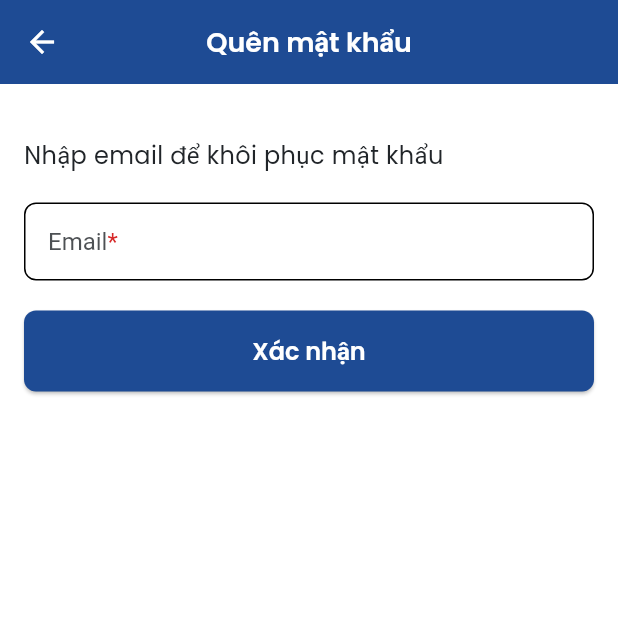
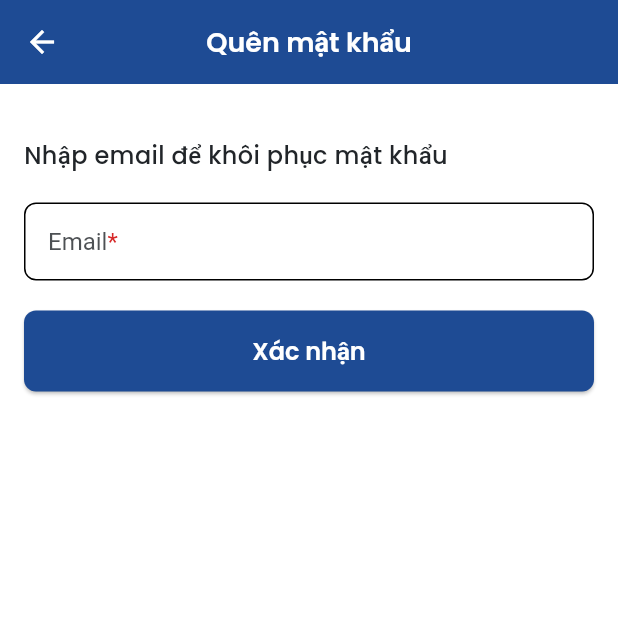
Before and after one commit to DOAN-K16-FIT-HAUI/TranDucLuong, a Flutter app: the RegisterScreen screen opened by its route, after a tap on the "arrow back" icon, after a tap on "Đăng nhập", after a tap on "Quên mật khẩu?", on a phone screen of 412 x 824 dp, the top half of it. Run offline on Flutter 3.47's test engine with Material 3 defaults, Android fonts, the phone set to English and light mode, and no system bars; our stand-ins replace bloc, cloud_firestore, equatable, firebase_auth, firebase_core, firebase_messaging and 8 more; missing offline and left inert: flutter_facebook_auth; accounts and stored records are empty; generated files the repository leaves out were written again.

Commit message:
[feat] Update theme for login, register, forgot password; Change indicatorLoading in wallet_screen

```diff
--- a/lib/blocs/wallet/wallet_bloc.dart
+++ b/lib/blocs/wallet/wallet_bloc.dart
@@ -2,7 +2,7 @@ import 'package:bloc/bloc.dart';
 import 'package:finance_app/data/models/wallet.dart';
 import 'package:finance_app/data/repositories/wallet_repository.dart';
 import 'package:flutter/material.dart';
-import 'package:flutter_gen/gen_l10n/app_localizations.dart'; // Thêm để dùng l10n
+import 'package:flutter_gen/gen_l10n/app_localizations.dart';
 import 'wallet_event.dart';
 import 'wallet_state.dart';
 
@@ -22,6 +22,7 @@ class WalletBloc extends Bloc<WalletEvent, WalletState> {
   }
 
   Future<void> _onLoadWallets(LoadWallets event, Emitter<WalletState> emit) async {
+    emit(state.copyWith(isLoading: true)); // Bắt đầu loading
     try {
       final allWallets = await walletRepository.getWallets();
       debugPrint("Loaded wallets: ${allWallets.length}");
@@ -31,6 +32,8 @@ class WalletBloc extends Bloc<WalletEvent, WalletState> {
         investmentWallets: allWallets.where((w) => w.type == 2).toList(),
         searchQuery: '',
         isSearching: false,
+        isLoading: false, // Kết thúc loading
+        error: null,
       ));
     } catch (e) {
       debugPrint("Error in Bloc loading wallets: $e");
@@ -38,6 +41,7 @@ class WalletBloc extends Bloc<WalletEvent, WalletState> {
         wallets: [],
         savingsWallets: [],
         investmentWallets: [],
+        isLoading: false, // Kết thúc loading ngay cả khi lỗi
         error: (context) => AppLocalizations.of(context)!.errorLoadingWallets,
       ));
     }
--- a/lib/blocs/wallet/wallet_state.dart
+++ b/lib/blocs/wallet/wallet_state.dart
@@ -8,6 +8,7 @@ class WalletState {
   final int selectedTab;
   final String searchQuery;
   final bool isSearching;
+  final bool isLoading; // Thêm isLoading
   final String Function(BuildContext)? error;
 
   WalletState({
@@ -17,6 +18,7 @@ class WalletState {
     this.selectedTab = 0,
     this.searchQuery = '',
     this.isSearching = false,
+    this.isLoading = false, // Khởi tạo isLoading
     this.error,
   });
 
@@ -27,6 +29,7 @@ class WalletState {
     int? selectedTab,
     String? searchQuery,
     bool? isSearching,
+    bool? isLoading, // Thêm vào copyWith
     String Function(BuildContext)? error,
   }) {
     return WalletState(
@@ -36,6 +39,7 @@ class WalletState {
       selectedTab: selectedTab ?? this.selectedTab,
       searchQuery: searchQuery ?? this.searchQuery,
       isSearching: isSearching ?? this.isSearching,
+      isLoading: isLoading ?? this.isLoading, // Cập nhật isLoading
       error: error ?? this.error,
     );
   }
--- a/lib/screens/account/account_screen.dart
+++ b/lib/screens/account/account_screen.dart
@@ -330,8 +330,7 @@ class AccountScreen extends StatelessWidget {
           backgroundImage:
               state.user.photoUrl != null
                   ? NetworkImage(state.user.photoUrl!)
-                  : const AssetImage('assets/images/default_avatar.png')
-                      as ImageProvider,
+                  : AssetImage('assets/images/default_avatar.jpg'),
         ),
         title: Text(
           state.user.displayName ?? 'Người dùng',
--- a/lib/screens/app_notification/notification_screen.dart
+++ b/lib/screens/app_notification/notification_screen.dart
@@ -8,6 +8,7 @@ import 'package:finance_app/data/repositories/notification_repository.dart';
 import 'package:finance_app/data/services/firebase_messaging_service.dart';
 import 'package:finance_app/utils/common_widget/app_bar_tab_bar.dart';
 import 'package:finance_app/utils/common_widget/lists_cards.dart';
+import 'package:finance_app/utils/common_widget/utility_widgets.dart';
 import 'package:flutter/material.dart';
 import 'package:flutter_bloc/flutter_bloc.dart';
 import 'package:google_fonts/google_fonts.dart';
@@ -49,7 +50,7 @@ class NotificationScreen extends StatelessWidget {
         body: BlocBuilder<NotificationBloc, NotificationState>(
           builder: (context, state) {
             if (!state.isInitialized) {
-              return const Center(child: CircularProgressIndicator());
+              return Center(child: UtilityWidgets.buildLoadingIndicator(context: context));
             }
             if (state.notifications.isEmpty) {
               return Center(
--- a/lib/screens/auth/forgot_password_screen.dart
+++ b/lib/screens/auth/forgot_password_screen.dart
@@ -9,7 +9,7 @@ import 'package:finance_app/utils/common_widget/input_fields.dart';
 import 'package:finance_app/utils/common_widget/utility_widgets.dart';
 import 'package:flutter/material.dart';
 import 'package:flutter_bloc/flutter_bloc.dart';
-import 'package:flutter_gen/gen_l10n/app_localizations.dart'; // Thêm import l10n
+import 'package:flutter_gen/gen_l10n/app_localizations.dart';
 
 class ForgotPasswordScreen extends StatefulWidget {
   const ForgotPasswordScreen({super.key});
@@ -38,14 +38,15 @@ class ForgotPasswordScreenState extends State<ForgotPasswordScreen> {
 
   @override
   Widget build(BuildContext context) {
-    final l10n = AppLocalizations.of(context)!; // Lấy l10n
+    final l10n = AppLocalizations.of(context)!;
     return Scaffold(
-      backgroundColor: AppTheme.lightTheme.colorScheme.surface,
+      backgroundColor: Theme.of(context).colorScheme.surface,
       appBar: AppBarTabBar.buildAppBar(
         context: context,
-        title: l10n.forgotPasswordTitle, // Sử dụng l10n
+        title: l10n.forgotPasswordTitle,
         showBackButton: true,
         onBackPressed: () => AppRoutes.navigateToLogin(context),
+        backgroundColor: Theme.of(context).colorScheme.primaryContainer,
       ),
       body: BlocListener<AuthBloc, AuthState>(
         listener: (context, state) {
@@ -58,7 +59,7 @@ class ForgotPasswordScreenState extends State<ForgotPasswordScreen> {
           }
         },
         child: Container(
-          color: AppTheme.lightTheme.colorScheme.surface,
+          color: Theme.of(context).colorScheme.surface,
           padding: const EdgeInsets.all(16.0),
           child: Form(
             key: _formKey,
@@ -67,10 +68,11 @@ class ForgotPasswordScreenState extends State<ForgotPasswordScreen> {
               children: [
                 const SizedBox(height: 20),
                 Text(
-                  l10n.enterEmailToResetPassword, // Sử dụng l10n
+                  l10n.enterEmailToResetPassword,
                   style: TextStyle(
                     fontSize: 16,
-                    color: AppTheme.lightTheme.colorScheme.onSurface,
+                    fontWeight: FontWeight.w500,
+                    color: Theme.of(context).colorScheme.onSurface,
                   ),
                 ),
                 const SizedBox(height: 20),
@@ -78,7 +80,7 @@ class ForgotPasswordScreenState extends State<ForgotPasswordScreen> {
                 const SizedBox(height: 20),
                 Buttons.buildSubmitButton(
                   context,
-                  l10n.confirm, // Sử dụng l10n
+                  l10n.confirm,
                   _resetPassword,
                 ),
               ],
@@ -93,28 +95,30 @@ class ForgotPasswordScreenState extends State<ForgotPasswordScreen> {
     showDialog(
       context: context,
       barrierDismissible: false,
-      builder: (_) => const Center(child: CircularProgressIndicator()),
+      builder: (_) => Center(
+        child: UtilityWidgets.buildLoadingIndicator(context: context),
+      ),
     );
   }
 
   void _handleAuthInitial(BuildContext context) {
-    final l10n = AppLocalizations.of(context)!; // Lấy l10n trong hàm
+    final l10n = AppLocalizations.of(context)!;
     Navigator.of(context, rootNavigator: true).pop();
     UtilityWidgets.showCustomSnackBar(
       context: context,
       message: l10n.passwordResetRequestSent,
-      backgroundColor: AppTheme.lightTheme.colorScheme.primary,
+      backgroundColor: AppTheme.incomeColor,
     );
     AppRoutes.navigateToLogin(context);
   }
 
   void _handleAuthFailure(BuildContext context, String Function(BuildContext) error) {
-    final l10n = AppLocalizations.of(context)!; // Lấy l10n trong hàm
+    final l10n = AppLocalizations.of(context)!;
     Navigator.of(context, rootNavigator: true).pop();
     UtilityWidgets.showCustomSnackBar(
       context: context,
       message: '${l10n.error}: ${error(context)}',
-      backgroundColor: AppTheme.lightTheme.colorScheme.error,
+      backgroundColor: Theme.of(context).colorScheme.error,
     );
   }
 }
--- a/lib/screens/auth/login_screen.dart
+++ b/lib/screens/auth/login_screen.dart
@@ -2,14 +2,13 @@ import 'package:finance_app/blocs/auth/auth_bloc.dart';
 import 'package:finance_app/blocs/auth/auth_event.dart';
 import 'package:finance_app/blocs/auth/auth_state.dart';
 import 'package:finance_app/core/app_routes.dart';
-import 'package:finance_app/core/app_theme.dart';
 import 'package:finance_app/utils/common_widget/app_bar_tab_bar.dart';
 import 'package:finance_app/utils/common_widget/buttons.dart';
 import 'package:finance_app/utils/common_widget/input_fields.dart';
 import 'package:finance_app/utils/common_widget/utility_widgets.dart';
 import 'package:flutter/material.dart';
 import 'package:flutter_bloc/flutter_bloc.dart';
-import 'package:flutter_gen/gen_l10n/app_localizations.dart'; // Thêm import l10n
+import 'package:flutter_gen/gen_l10n/app_localizations.dart';
 
 class LoginScreen extends StatefulWidget {
   const LoginScreen({super.key});
@@ -29,7 +28,7 @@ class LoginScreenState extends State<LoginScreen> {
     if (_formKey.currentState!.validate()) {
       context.read<AuthBloc>().add(
         SignInRequested(
-          email: _emailController.text,
+          email: _emailController.text.trim(),
           password: _passwordController.text,
         ),
       );
@@ -38,12 +37,12 @@ class LoginScreenState extends State<LoginScreen> {
 
   @override
   Widget build(BuildContext context) {
-    final l10n = AppLocalizations.of(context)!; // Lấy l10n
+    final l10n = AppLocalizations.of(context)!;
     return Scaffold(
-      backgroundColor: AppTheme.lightTheme.colorScheme.surface,
+      backgroundColor: Theme.of(context).colorScheme.surface,
       appBar: AppBarTabBar.buildAppBar(
         context: context,
-        title: l10n.loginTitle, // Sử dụng l10n
+        title: l10n.loginTitle,
         showBackButton: false,
       ),
       body: BlocListener<AuthBloc, AuthState>(
@@ -54,12 +53,12 @@ class LoginScreenState extends State<LoginScreen> {
             UtilityWidgets.showCustomSnackBar(
               context: context,
               message: state.error(context),
-              backgroundColor: AppTheme.lightTheme.colorScheme.error,
+              backgroundColor: Theme.of(context).colorScheme.error,
             );
           }
         },
         child: Container(
-          color: AppTheme.lightTheme.colorScheme.surface,
+          color: Theme.of(context).colorScheme.surface,
           padding: const EdgeInsets.all(16.0),
           child: SingleChildScrollView(
             child: Form(
@@ -85,18 +84,24 @@ class LoginScreenState extends State<LoginScreen> {
                         onChanged: (value) => setState(() {
                           _rememberPassword = value ?? false;
                         }),
-                        activeColor: AppTheme.lightTheme.colorScheme.primary,
+                        activeColor: Theme.of(context).colorScheme.primary,
+                        checkColor: Theme.of(context).colorScheme.onPrimary,
+                        side: BorderSide(
+                          color: Theme.of(context).colorScheme.onSurface.withValues(alpha: 0.5),
+                        ),
                       ),
                       Text(
-                        l10n.rememberPassword, // Sử dụng l10n
+                        l10n.rememberPassword,
                         style: TextStyle(
-                          color: AppTheme.lightTheme.colorScheme.onSurface,
+                          color: Theme.of(context).colorScheme.onSurface,
+                          fontSize: 14,
+                          fontWeight: FontWeight.w500,
                         ),
                       ),
                     ],
                   ),
                   const SizedBox(height: 15),
-                  Buttons.buildSubmitButton(context, l10n.loginButton, _login), // Sử dụng l10n
+                  Buttons.buildSubmitButton(context, l10n.loginButton, _login),
                   const SizedBox(height: 15),
                   Row(
                     mainAxisAlignment: MainAxisAlignment.spaceBetween,
@@ -104,20 +109,22 @@ class LoginScreenState extends State<LoginScreen> {
                       TextButton(
                         onPressed: () => AppRoutes.navigateToForgotPassword(context),
                         child: Text(
-                          l10n.forgotPasswordQuestion, // Sử dụng l10n
+                          l10n.forgotPasswordQuestion,
                           style: TextStyle(
-                            color: AppTheme.lightTheme.colorScheme.primary,
-                            fontWeight: FontWeight.bold,
+                            color: Theme.of(context).colorScheme.primary,
+                            fontWeight: FontWeight.w600,
+                            fontSize: 14,
                           ),
                         ),
                       ),
                       TextButton(
                         onPressed: () => AppRoutes.navigateToRegister(context),
                         child: Text(
-                          l10n.registerButton, // Sử dụng l10n
+                          l10n.registerButton,
                           style: TextStyle(
-                            color: AppTheme.lightTheme.colorScheme.primary,
-                            fontWeight: FontWeight.bold,
+                            color: Theme.of(context).colorScheme.primary,
+                            fontWeight: FontWeight.w600,
+                            fontSize: 14,
                           ),
                         ),
                       ),
@@ -126,17 +133,29 @@ class LoginScreenState extends State<LoginScreen> {
                   const SizedBox(height: 15),
                   Row(
                     children: [
-                      const Expanded(child: Divider()),
+                      Expanded(
+                        child: Divider(
+                          color: Theme.of(context).colorScheme.onSurface.withValues(alpha: 0.3),
+                          thickness: 1,
+                        ),
+                      ),
                       Padding(
                         padding: const EdgeInsets.symmetric(horizontal: 10),
                         child: Text(
-                          l10n.or, // Sử dụng l10n
+                          l10n.or,
                           style: TextStyle(
-                            color: AppTheme.lightTheme.colorScheme.onSurface,
+                            color: Theme.of(context).colorScheme.onSurface.withValues(alpha: 0.7),
+                            fontSize: 14,
+                            fontWeight: FontWeight.w500,
                           ),
                         ),
                       ),
-                      const Expanded(child: Divider()),
+                      Expanded(
+                        child: Divider(
+                          color: Theme.of(context).colorScheme.onSurface.withValues(alpha: 0.3),
+                          thickness: 1,
+                        ),
+                      ),
                     ],
                   ),
                   const SizedBox(height: 15),
@@ -148,7 +167,7 @@ class LoginScreenState extends State<LoginScreen> {
                         onPressed: () => context.read<AuthBloc>().add(
                           const SignInWithFacebookRequested(),
                         ),
-                        color: AppTheme.lightTheme.colorScheme.surface,
+                        color: Theme.of(context).colorScheme.surface,
                         text: 'f',
                       ),
                       Buttons.buildSocialLoginButton(
@@ -156,9 +175,9 @@ class LoginScreenState extends State<LoginScreen> {
                         onPressed: () => context.read<AuthBloc>().add(
                           const SignInWithGoogleRequested(),
                         ),
-                        color: Colors.white,
+                        color: Theme.of(context).colorScheme.surface,
                         text: 'G',
-                        textColor: Colors.black,
+                        textColor: Theme.of(context).colorScheme.onSurface,
                       ),
                     ],
                   ),
--- a/lib/screens/auth/register_screen.dart
+++ b/lib/screens/auth/register_screen.dart
@@ -2,7 +2,6 @@ import 'package:finance_app/blocs/auth/auth_bloc.dart';
 import 'package:finance_app/blocs/auth/auth_event.dart';
 import 'package:finance_app/blocs/auth/auth_state.dart';
 import 'package:finance_app/core/app_routes.dart';
-import 'package:finance_app/core/app_theme.dart';
 import 'package:finance_app/utils/common_widget/app_bar_tab_bar.dart';
 import 'package:finance_app/utils/common_widget/buttons.dart';
 import 'package:finance_app/utils/common_widget/input_fields.dart';
@@ -10,7 +9,7 @@ import 'package:finance_app/utils/common_widget/utility_widgets.dart';
 import 'package:flutter/gestures.dart';
 import 'package:flutter/material.dart';
 import 'package:flutter_bloc/flutter_bloc.dart';
-import 'package:flutter_gen/gen_l10n/app_localizations.dart'; // Thêm import l10n
+import 'package:flutter_gen/gen_l10n/app_localizations.dart';
 
 class RegisterScreen extends StatefulWidget {
   const RegisterScreen({super.key});
@@ -29,7 +28,7 @@ class RegisterScreenState extends State<RegisterScreen> {
     if (_formKey.currentState!.validate()) {
       context.read<AuthBloc>().add(
         SignUpRequested(
-          email: _emailController.text,
+          email: _emailController.text.trim(), // Thêm trim()
           password: _passwordController.text,
         ),
       );
@@ -38,14 +37,15 @@ class RegisterScreenState extends State<RegisterScreen> {
 
   @override
   Widget build(BuildContext context) {
-    final l10n = AppLocalizations.of(context)!; // Lấy l10n
+    final l10n = AppLocalizations.of(context)!;
     return Scaffold(
-      backgroundColor: AppTheme.lightTheme.colorScheme.surface,
+      backgroundColor: Theme.of(context).colorScheme.surface, // Hỗ trợ theme động
       appBar: AppBarTabBar.buildAppBar(
         context: context,
-        title: l10n.registerTitle, // Sử dụng l10n
+        title: l10n.registerTitle,
         showBackButton: true,
         onBackPressed: () => AppRoutes.navigateToLogin(context),
+        backgroundColor: Theme.of(context).colorScheme.primaryContainer,
       ),
       body: BlocListener<AuthBloc, AuthState>(
         listener: (context, state) {
@@ -55,12 +55,12 @@ class RegisterScreenState extends State<RegisterScreen> {
             UtilityWidgets.showCustomSnackBar(
               context: context,
               message: state.error(context),
-              backgroundColor: AppTheme.lightTheme.colorScheme.error,
+              backgroundColor: Theme.of(context).colorScheme.error,
             );
           }
         },
         child: Container(
-          color: AppTheme.lightTheme.colorScheme.surface,
+          color: Theme.of(context).colorScheme.surface,
           padding: const EdgeInsets.all(16.0),
           child: SingleChildScrollView(
             child: Form(
@@ -81,23 +81,27 @@ class RegisterScreenState extends State<RegisterScreen> {
                   const SizedBox(height: 15),
                   Buttons.buildSubmitButton(
                     context,
-                    l10n.createAccountButton, // Sử dụng l10n
+                    l10n.createAccountButton,
                     _register,
                   ),
                   const SizedBox(height: 15),
                   Center(
                     child: RichText(
                       text: TextSpan(
-                        text: l10n.alreadyHaveAccount, // Sử dụng l10n
+                        text: l10n.alreadyHaveAccount,
                         style: TextStyle(
-                          fontWeight: FontWeight.bold,
-                          color: AppTheme.lightTheme.colorScheme.onSurface,
+                          fontWeight: FontWeight.w500,
+                          fontSize: 14,
+                          color: Theme.of(context).colorScheme.onSurface,
                         ),
                         children: [
                           TextSpan(
-                            text: l10n.loginNow, // Sử dụng l10n
+                            text: l10n.loginNow,
                             style: TextStyle(
-                              color: AppTheme.lightTheme.colorScheme.primary,
+                              color: Theme.of(context).colorScheme.primary,
+                              fontWeight: FontWeight.w600,
+                              fontSize: 14,
+                              decoration: TextDecoration.underline, // Thêm gạch chân
                             ),
                             recognizer: TapGestureRecognizer()
                               ..onTap = () => AppRoutes.navigateToLogin(context),
--- a/lib/screens/splash/splash_screen.dart
+++ b/lib/screens/splash/splash_screen.dart
@@ -1,3 +1,4 @@
+import 'package:finance_app/utils/common_widget/utility_widgets.dart';
 import 'package:flutter/material.dart';
 
 class SplashScreen extends StatefulWidget {
@@ -56,7 +57,7 @@ class SplashScreenState extends State<SplashScreen>
                 ),
               ),
               const SizedBox(height: 20),
-              const CircularProgressIndicator(),
+              UtilityWidgets.buildLoadingIndicator(context: context),
             ],
           ),
         ),
--- a/lib/screens/transaction/transaction_list.dart
+++ b/lib/screens/transaction/transaction_list.dart
@@ -500,10 +500,7 @@ class TransactionScreenState extends State<TransactionScreen> {
                               ? SizedBox(
                             width: 20,
                             height: 20,
-                            child: CircularProgressIndicator(
-                              color: theme.colorScheme.onPrimary,
-                              strokeWidth: 2.5,
-                            ),
+                            child: UtilityWidgets.buildLoadingIndicator(context: context),
                           )
                               : Icon(
                             Icons.check,
--- a/lib/utils/common_widget/app_bar_tab_bar.dart
+++ b/lib/utils/common_widget/app_bar_tab_bar.dart
@@ -45,6 +45,7 @@ class AppBarTabBar {
             style: GoogleFonts.poppins(
               fontSize: 18,
               fontWeight: FontWeight.w600,
+              color: theme.colorScheme.onPrimary,
             ),
             overflow: TextOverflow.ellipsis,
           ),
--- a/pubspec.yaml
+++ b/pubspec.yaml
@@ -19,6 +19,7 @@ dependencies:
   google_sign_in: ^6.2.0
   firebase_messaging: ^14.6.9
   flutter_facebook_auth: ^6.0.0
+  local_auth: ^2.3.0
 
   # State Management
   flutter_bloc: ^8.1.4
@@ -48,7 +49,7 @@ dev_dependencies:
 flutter:
   uses-material-design: true
   assets:
-    - assets/
+    - assets/images/
 
   # Thêm phần generate để sinh mã AppLocalizations
   generate: true
```
Also changed, not shown: lib/screens/transaction/transaction_screen.dart (+52 -20 lines), lib/screens/wallet/wallet_screen.dart (+30 -5 lines), assets/images/default_avatar.jpg (added), pubspec.lock.
